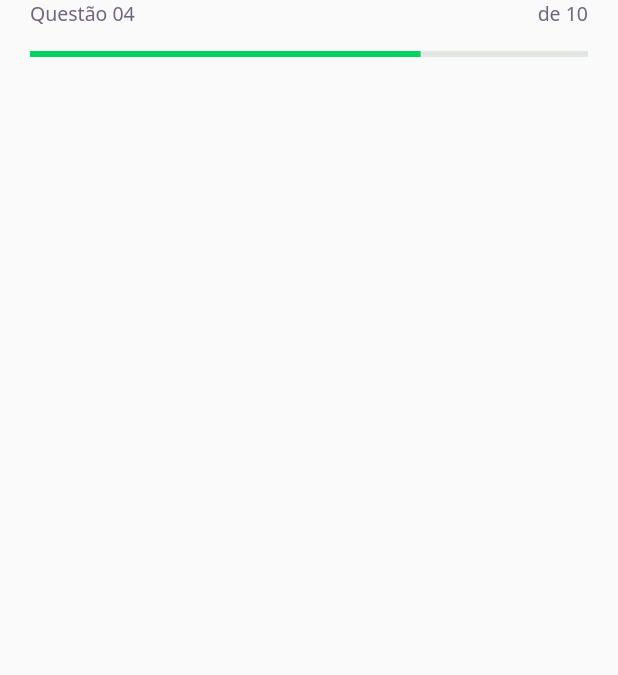
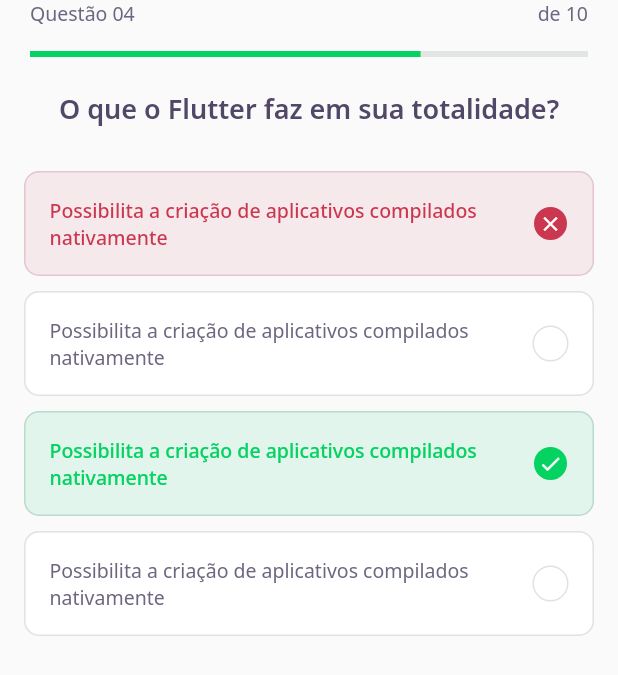
Before and after one commit to wallacewolv/dev_quiz, a Flutter app: the screen it shows after launch, on a phone screen of 412 x 824 dp. Shown: the top 675 px of the screen. Run offline on Flutter 3.47's test engine with Material 2 defaults, Android fonts, the phone set to English and light mode, and no system bars; our stand-ins replace google_fonts.

Commit message:
Finishing AwnserWidget and QuizWidget

```diff
--- a/lib/challenge/challenge_page.dart
+++ b/lib/challenge/challenge_page.dart
@@ -1,4 +1,5 @@
 import 'package:DevQuiz/challenge/widgtes/question_indicator/question_indicator_widget.dart';
+import 'package:DevQuiz/challenge/widgtes/quiz/quiz_widget.dart';
 import 'package:flutter/material.dart';
 
 class ChallengePage extends StatefulWidget {
@@ -20,6 +21,9 @@ class _ChallengePageState extends State<ChallengePage> {
             child: QuestionIndicatorWidget(),
           ),
         ),
+        body: QuizWidget(
+          title: "O que o Flutter faz em sua totalidade?",
+        ),
       ),
     );
   }
--- /dev/null
+++ b/lib/challenge/widgtes/awnser/awnser_widget.dart
@@ -0,0 +1,80 @@
+import 'package:DevQuiz/core/core.dart';
+import 'package:flutter/material.dart';
+
+class AwnserWidget extends StatelessWidget {
+  final String title;
+  final bool isRight;
+  final bool isSelected;
+
+  const AwnserWidget({
+    Key? key,
+    required this.title,
+    this.isRight = false,
+    this.isSelected = false,
+  }) : super(key: key);
+
+  Color get _selectedColorRight =>
+      isRight ? AppColors.darkGreen : AppColors.darkRed;
+
+  Color get _selectedBorderRight =>
+      isRight ? AppColors.lightGreen : AppColors.lightRed;
+
+  Color get _selectedColorCardRight =>
+      isRight ? AppColors.lightGreen : AppColors.lightRed;
+
+  Color get _selectedBorderCardRight =>
+      isRight ? AppColors.green : AppColors.red;
+
+  TextStyle get _selectedTextStyleRight =>
+      isRight ? AppTextStyles.bodyDarkGreen : AppTextStyles.bodyDarkRed;
+
+  IconData get _selectedIconRight => isRight ? Icons.check : Icons.close;
+
+  @override
+  Widget build(BuildContext context) {
+    return Padding(
+      padding: const EdgeInsets.symmetric(horizontal: 16, vertical: 5),
+      child: Container(
+        padding: EdgeInsets.all(16),
+        decoration: BoxDecoration(
+            color: isSelected ? _selectedColorCardRight : AppColors.white,
+            borderRadius: BorderRadius.circular(10),
+            border: Border.fromBorderSide(BorderSide(
+              color: isSelected ? _selectedBorderCardRight : AppColors.border,
+            ))),
+        child: Row(
+          mainAxisAlignment: MainAxisAlignment.spaceBetween,
+          children: [
+            Expanded(
+              child: Text(
+                title,
+                style:
+                    isSelected ? _selectedTextStyleRight : AppTextStyles.body,
+              ),
+            ),
+            Container(
+              width: 24,
+              height: 24,
+              decoration: BoxDecoration(
+                  color: isSelected ? _selectedColorRight : AppColors.white,
+                  borderRadius: BorderRadius.circular(500),
+                  border: Border.fromBorderSide(
+                    BorderSide(
+                      color:
+                          isSelected ? _selectedBorderRight : AppColors.border,
+                    ),
+                  )),
+              child: isSelected
+                  ? Icon(
+                      _selectedIconRight,
+                      color: AppColors.white,
+                      size: 16,
+                    )
+                  : null,
+            )
+          ],
+        ),
+      ),
+    );
+  }
+}
--- /dev/null
+++ b/lib/challenge/widgtes/quiz/quiz_widget.dart
@@ -0,0 +1,45 @@
+import 'package:DevQuiz/challenge/widgtes/awnser/awnser_widget.dart';
+import 'package:DevQuiz/core/core.dart';
+import 'package:flutter/material.dart';
+
+class QuizWidget extends StatelessWidget {
+  final String title;
+  const QuizWidget({Key? key, required this.title}) : super(key: key);
+
+  @override
+  Widget build(BuildContext context) {
+    return Container(
+      child: Column(
+        children: [
+          Text(
+            title,
+            style: AppTextStyles.heading,
+          ),
+          SizedBox(
+            height: 24,
+          ),
+          AwnserWidget(
+            isRight: false,
+            isSelected: true,
+            title:
+                "Possibilita a criação de aplicativos compilados nativamente",
+          ),
+          AwnserWidget(
+            title:
+                "Possibilita a criação de aplicativos compilados nativamente",
+          ),
+          AwnserWidget(
+            isRight: true,
+            isSelected: true,
+            title:
+                "Possibilita a criação de aplicativos compilados nativamente",
+          ),
+          AwnserWidget(
+            title:
+                "Possibilita a criação de aplicativos compilados nativamente",
+          ),
+        ],
+      ),
+    );
+  }
+}
```
